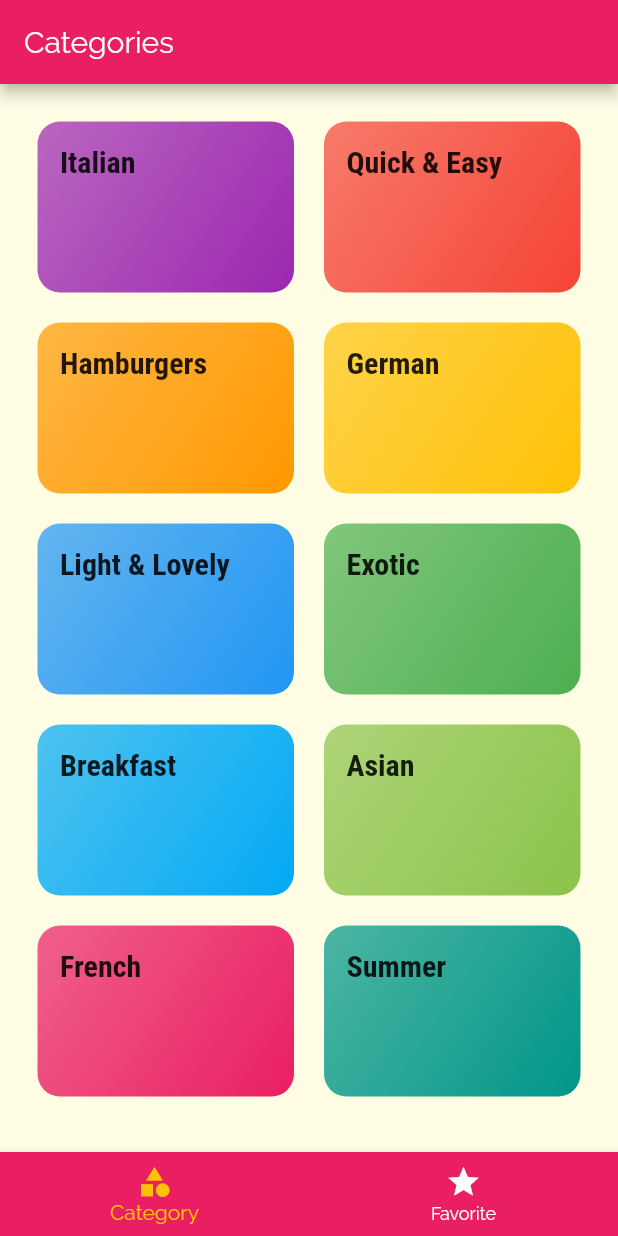
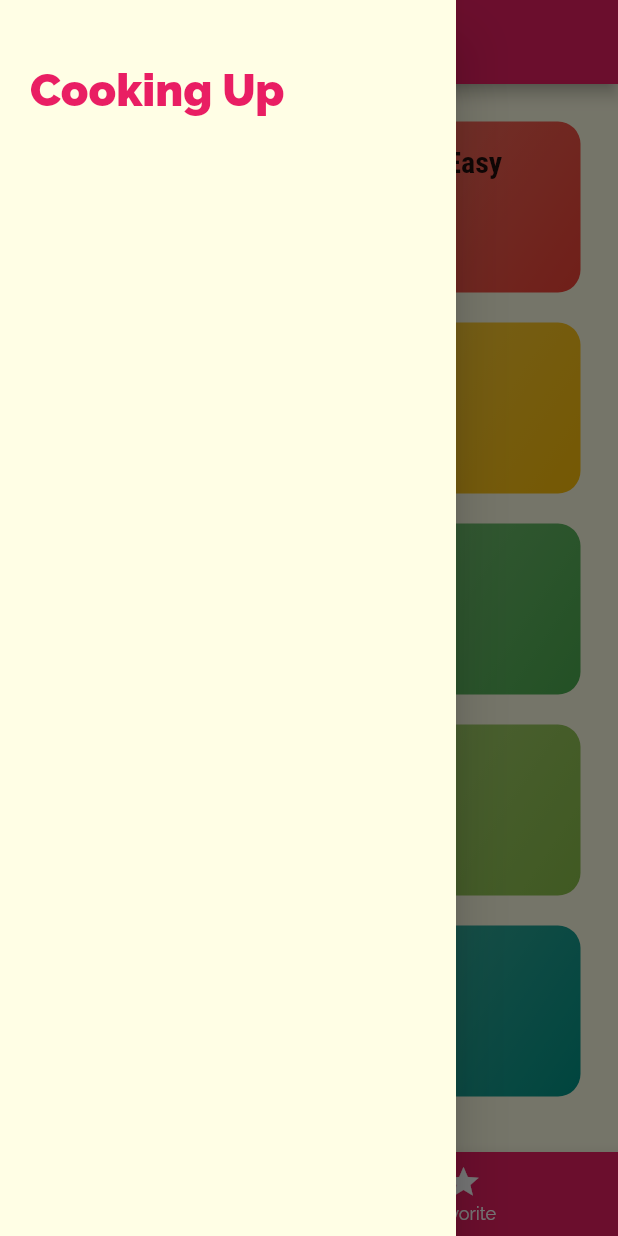
Before and after one commit to lhamycodes/flutter_meal_app, a Flutter app: the screen it shows after launch, with the side drawer open (before the commit the screen has no drawer), on a phone screen of 412 x 824 dp. Run offline on Flutter 3.47's test engine with Material 2 defaults, Android fonts, the phone set to English and light mode, and no system bars.

Commit message:
Add Drawer

```diff
--- a/lib/screens/tabs_screen.dart
+++ b/lib/screens/tabs_screen.dart
@@ -1,4 +1,5 @@
 import 'package:flutter/material.dart';
+import 'package:flutter_meal_app/widgets/main_drawer.dart';
 import '../screens/categories_screen.dart';
 import '../screens/favorites_screen.dart';
 
@@ -33,6 +34,7 @@ class _TabsScreenState extends State<TabsScreen> {
       appBar: AppBar(
         title: Text(_pages[_selectedPageIndex]['title']),
       ),
+      drawer: MainDrawer(),
       body: _pages[_selectedPageIndex]['page'],
       bottomNavigationBar: BottomNavigationBar(
         onTap: _selectPage,
--- /dev/null
+++ b/lib/widgets/main_drawer.dart
@@ -0,0 +1,28 @@
+import 'package:flutter/material.dart';
+
+class MainDrawer extends StatelessWidget {
+  @override
+  Widget build(BuildContext context) {
+    return Drawer(
+      child: Column(
+        // mainAxisAlignment: MainAxisAlignment.center,
+        children: <Widget>[
+          Container(
+            height: 120,
+            width: double.infinity,
+            padding: EdgeInsets.all(20),
+            alignment: Alignment.centerLeft,
+            child: Text(
+              'Cooking Up',
+              style: TextStyle(
+                fontSize: 30,
+                color: Theme.of(context).primaryColor,
+                fontWeight: FontWeight.w900,
+              ),
+            ),
+          )
+        ],
+      ),
+    );
+  }
+}
```
